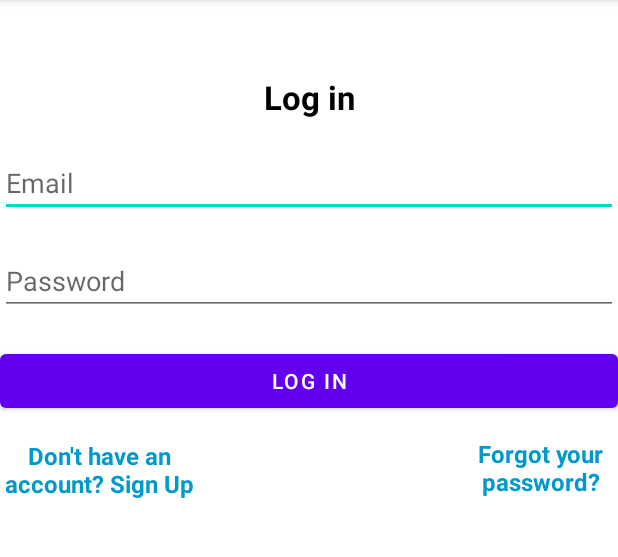
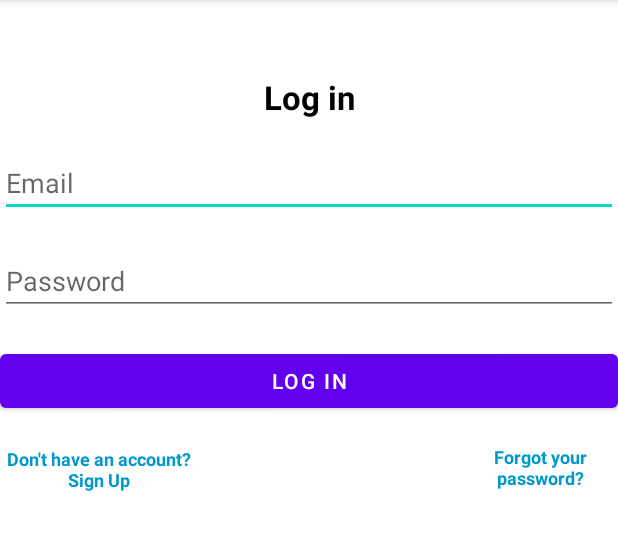
Before and after one commit to palauzov/Grocery-Notifier-App, an Android app: the LoginActivity screen opened directly, with no data from a screen before it, on a phone screen of 412 x 824 dp, the part 84-641 px from its top. Run offline under Robolectric (Android 15) with nearby library versions, the phone set to English and light mode, and no system bars; our stand-ins replace Room's generated code.

```diff
--- a/app/src/main/res/layout/activity_login.xml
+++ b/app/src/main/res/layout/activity_login.xml
@@ -55,9 +55,6 @@
         app:layout_constraintTop_toBottomOf="@+id/editTextLoginPassword"
         android:layout_marginTop="20dp"/>
 
-
-    <!-- Privacy Policy Link -->
-
     <TextView
         android:id="@+id/textViewSignUp"
         android:layout_width="132dp"
@@ -68,7 +65,7 @@
         android:onClick="toRegisterWindow"
         android:text="Don't have an account? Sign Up"
         android:textColor="@android:color/holo_blue_dark"
-        android:textSize="16sp"
+        android:textSize="12sp"
         android:textStyle="bold"
         app:layout_constraintStart_toStartOf="@+id/buttonLogin"
         app:layout_constraintTop_toBottomOf="@+id/buttonLogin" />
@@ -83,7 +80,7 @@
         android:onClick="forgotPasswordProcess"
         android:text="Forgot your password?"
         android:textColor="@android:color/holo_blue_dark"
-        android:textSize="16sp"
+        android:textSize="12sp"
         android:textStyle="bold"
         app:layout_constraintEnd_toEndOf="@+id/buttonLogin"
         app:layout_constraintTop_toBottomOf="@+id/buttonLogin" />
--- a/app/src/main/res/layout/activity_register.xml
+++ b/app/src/main/res/layout/activity_register.xml
@@ -73,7 +73,6 @@
             android:layout_width="match_parent"
             android:layout_height="wrap_content"
             android:textColorHint="#666666"
-            android:padding="12dp"
             android:hint="Date of Birth (31-12-2024)" />
 
         <RadioGroup
```
Also changed, not shown: app/src/main/java/com/example/grocerynotifier/activities/RegisterActivity.java (+14 -3 lines), app/src/main/java/com/example/grocerynotifier/model/User.java (+13 -1 lines).
